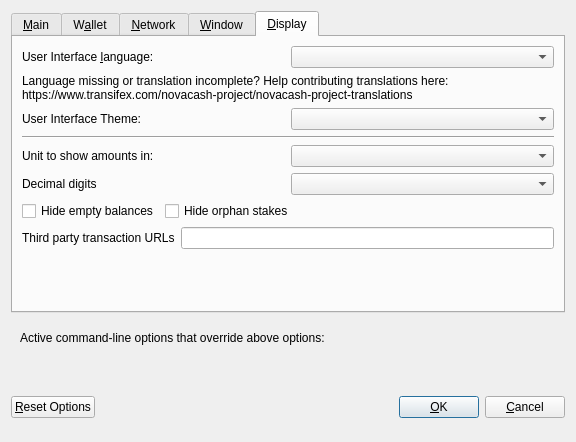
novabit-ch/novacash, file src/qt/forms/optionsdialog.ui: the form before one commit.
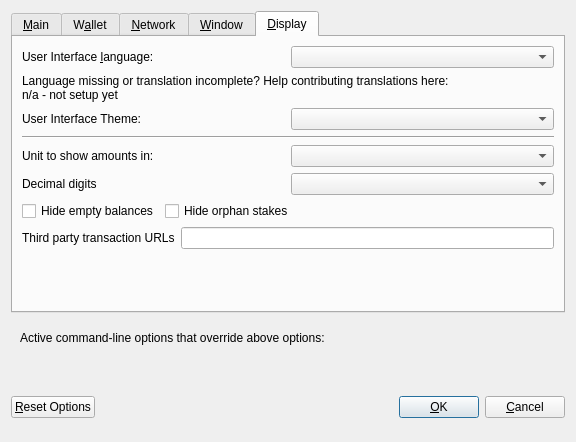
The form after the commit. The open tabs and pages were chosen to show the change. Custom widgets are drawn as their Qt base class.

Commit message: Adjusted translation dialog in options dialog

```diff
--- a/src/qt/forms/optionsdialog.ui
+++ b/src/qt/forms/optionsdialog.ui
@@ -532,8 +532,7 @@
           <string notr="true"/>
          </property>
          <property name="text">
-          <string>Language missing or translation incomplete? Help contributing translations here:
-https://www.transifex.com/novacash-project/novacash-project-translations</string>
+          <string>&lt;html&gt;&lt;head/&gt;&lt;body&gt;&lt;p&gt;Language missing or translation incomplete? Help contributing translations here:&lt;br/&gt;n/a - not setup yet&lt;/p&gt;&lt;/body&gt;&lt;/html&gt;</string>
          </property>
          <property name="wordWrap">
           <bool>true</bool>
```
Left out of the diff: 24 changed lines with no effect on the pictures. The commit also changes 1 other file.
